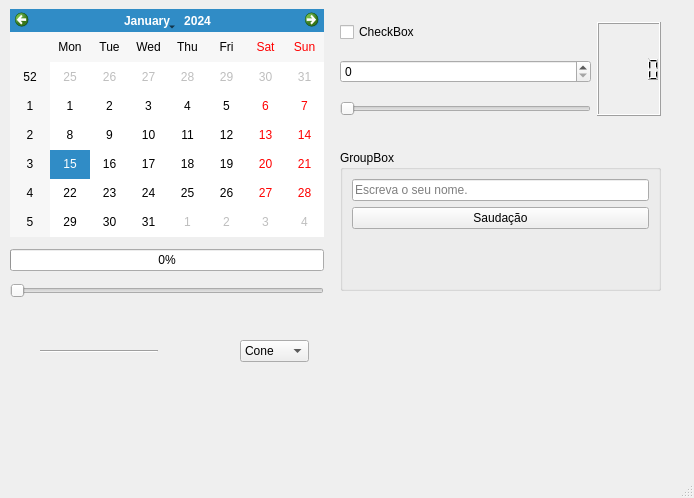
leonardpin-br/integration-maya-zbrush-substancepainter-aftereffects, file resources/ui/ui_integration.ui: the form before one commit.
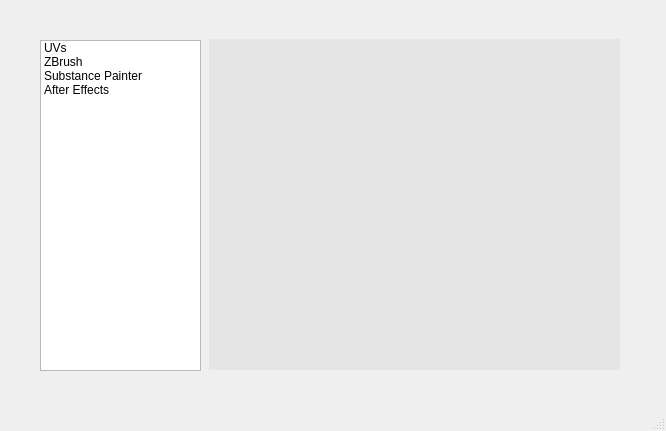
The form after the commit. Icons and pictures are not drawn.

Commit message: Implemented list and stacked

Patch:
```diff
--- a/resources/ui/ui_integration.ui
+++ b/resources/ui/ui_integration.ui
@@ -6,16 +6,10 @@
    <rect>
     <x>0</x>
     <y>0</y>
-    <width>694</width>
-    <height>498</height>
+    <width>666</width>
+    <height>431</height>
    </rect>
   </property>
-  <property name="minimumSize">
-   <size>
-    <width>694</width>
-    <height>498</height>
-   </size>
-  </property>
   <property name="windowTitle">
    <string>Título da Janela</string>
   </property>
@@ -24,181 +18,68 @@
     <normaloff>:/resources/img/logo-leonardo-pinheiro--window-icon.png</normaloff>:/resources/img/logo-leonardo-pinheiro--window-icon.png</iconset>
   </property>
   <widget class="QWidget" name="centralwidget">
-   <widget class="QWidget" name="gridLayoutWidget">
-    <property name="geometry">
-     <rect>
-      <x>10</x>
-      <y>9</y>
-      <width>314</width>
-      <height>289</height>
-     </rect>
-    </property>
-    <layout class="QGridLayout" name="gridLayout">
-     <property name="spacing">
-      <number>12</number>
-     </property>
-     <item row="1" column="0">
-      <widget class="QProgressBar" name="progressBar">
-       <property name="value">
-        <number>0</number>
-       </property>
-      </widget>
-     </item>
-     <item row="2" column="0">
-      <widget class="QSlider" name="horizontalSlider">
-       <property name="orientation">
-        <enum>Qt::Horizontal</enum>
-       </property>
-      </widget>
-     </item>
-     <item row="0" column="0">
-      <widget class="QCalendarWidget" name="calendarWidget"/>
-     </item>
-    </layout>
-   </widget>
-   <widget class="QWidget" name="gridLayoutWidget_2">
-    <property name="geometry">
-     <rect>
-      <x>340</x>
-      <y>10</y>
-      <width>321</width>
-      <height>121</height>
-     </rect>
-    </property>
-    <layout class="QGridLayout" name="gridLayout_2">
-     <item row="0" column="1">
-      <widget class="QCheckBox" name="checkBox">
-       <property name="text">
-        <string>CheckBox</string>
-       </property>
-      </widget>
-     </item>
-     <item row="1" column="1">
-      <widget class="QSpinBox" name="spinBox"/>
-     </item>
-     <item row="2" column="1">
-      <widget class="QSlider" name="horizontalSlider_2">
-       <property name="orientation">
-        <enum>Qt::Horizontal</enum>
-       </property>
-      </widget>
-     </item>
-     <item row="0" column="2" rowspan="3">
-      <widget class="QLCDNumber" name="lcdNumber">
-       <property name="styleSheet">
-        <string notr="true"/>
-       </property>
-      </widget>
-     </item>
-    </layout>
-   </widget>
-   <widget class="QComboBox" name="comboBox">
-    <property name="geometry">
-     <rect>
-      <x>240</x>
-      <y>340</y>
-      <width>69</width>
-      <height>22</height>
-     </rect>
-    </property>
-    <property name="currentText">
-     <string>Cone</string>
-    </property>
-    <item>
-     <property name="text">
-      <string>Cone</string>
-     </property>
-    </item>
-    <item>
-     <property name="text">
-      <string>Cube</string>
-     </property>
-    </item>
-    <item>
-     <property name="text">
-      <string>Sphere</string>
-     </property>
-    </item>
-    <item>
-     <property name="text">
-      <string>Torus</string>
-     </property>
-    </item>
-   </widget>
-   <widget class="QLabel" name="label_2">
-    <property name="geometry">
-     <rect>
-      <x>510</x>
-      <y>300</y>
-      <width>150</width>
-      <height>150</height>
-     </rect>
-    </property>
-    <property name="styleSheet">
-     <string notr="true"/>
-    </property>
-    <property name="text">
-     <string/>
-    </property>
-    <property name="pixmap">
-     <pixmap resource="../ui_resources.qrc">:/resources/img/logo-leonardo-pinheiro-branca.png</pixmap>
-    </property>
-   </widget>
-   <widget class="Line" name="line">
+   <widget class="QListWidget" name="listWidget">
     <property name="geometry">
      <rect>
       <x>40</x>
-      <y>350</y>
-      <width>118</width>
-      <height>3</height>
+      <y>40</y>
+      <width>161</width>
+      <height>331</height>
      </rect>
     </property>
-    <property name="orientation">
-     <enum>Qt::Horizontal</enum>
+    <property name="sortingEnabled">
+     <bool>false</bool>
     </property>
+    <item>
+     <property name="text">
+      <string>UVs</string>
+     </property>
+    </item>
+    <item>
+     <property name="text">
+      <string>ZBrush</string>
+     </property>
+    </item>
+    <item>
+     <property name="text">
+      <string>Substance Painter</string>
+     </property>
+    </item>
+    <item>
+     <property name="text">
+      <string>After Effects</string>
+     </property>
+    </item>
    </widget>
-   <widget class="QGroupBox" name="groupBox">
+   <widget class="QStackedWidget" name="stackedWidget">
     <property name="geometry">
      <rect>
-      <x>340</x>
-      <y>150</y>
-      <width>321</width>
-      <height>141</height>
+      <x>209</x>
+      <y>39</y>
+      <width>411</width>
+      <height>331</height>
      </rect>
     </property>
-    <property name="title">
-     <string>GroupBox</string>
-    </property>
-    <layout class="QHBoxLayout" name="horizontalLayout">
-     <item>
-      <layout class="QGridLayout" name="gridLayout_3">
-       <item row="2" column="0">
-        <widget class="QLabel" name="label">
-         <property name="styleSheet">
-          <string notr="true">font: 20pt &quot;MS Shell Dlg 2&quot;;</string>
-         </property>
-         <property name="text">
-          <string/>
-         </property>
-        </widget>
-       </item>
-       <item row="1" column="0">
-        <widget class="QPushButton" name="pushButton_3">
-         <property name="text">
-          <string>Saudação</string>
-         </property>
-        </widget>
-       </item>
-       <item row="0" column="0">
-        <widget class="QLineEdit" name="lineEdit">
-         <property name="placeholderText">
-          <string>Escreva o seu nome.</string>
-         </property>
-        </widget>
-       </item>
-      </layout>
-     </item>
-    </layout>
+    <widget class="QWidget" name="uvs">
+     <property name="styleSheet">
+      <string notr="true">background-color: rgb(229, 229, 229);</string>
+     </property>
+    </widget>
+    <widget class="QWidget" name="zbrush">
+     <property name="styleSheet">
+      <string notr="true">background-color: rgb(204, 204, 204);</string>
+     </property>
+    </widget>
+    <widget class="QWidget" name="substance_painter">
+     <property name="styleSheet">
+      <string notr="true">background-color: rgb(178, 178, 178);</string>
+     </property>
+    </widget>
+    <widget class="QWidget" name="after_effects">
+     <property name="styleSheet">
+      <string notr="true">background-color: rgb(153, 153, 153);</string>
+     </property>
+    </widget>
    </widget>
   </widget>
   <widget class="QMenuBar" name="menubar">
```
Left out of the diff: 63 changed lines with no effect on the pictures. The commit also changes 1 other file.
